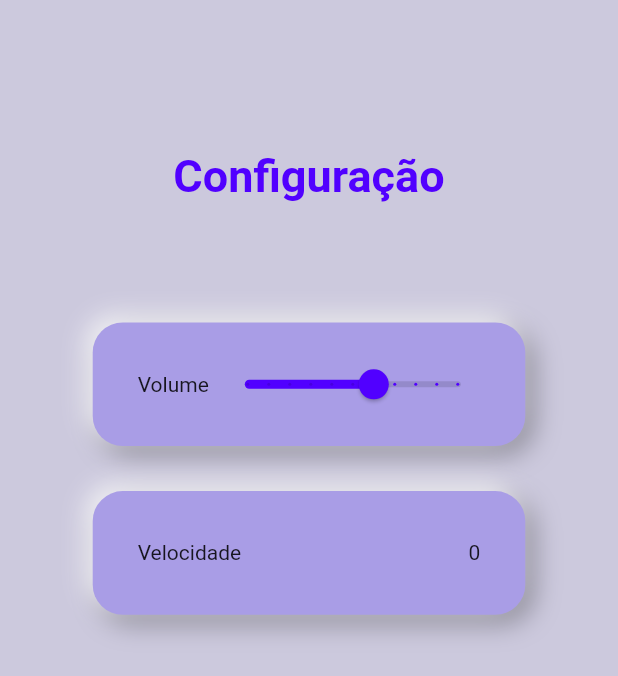
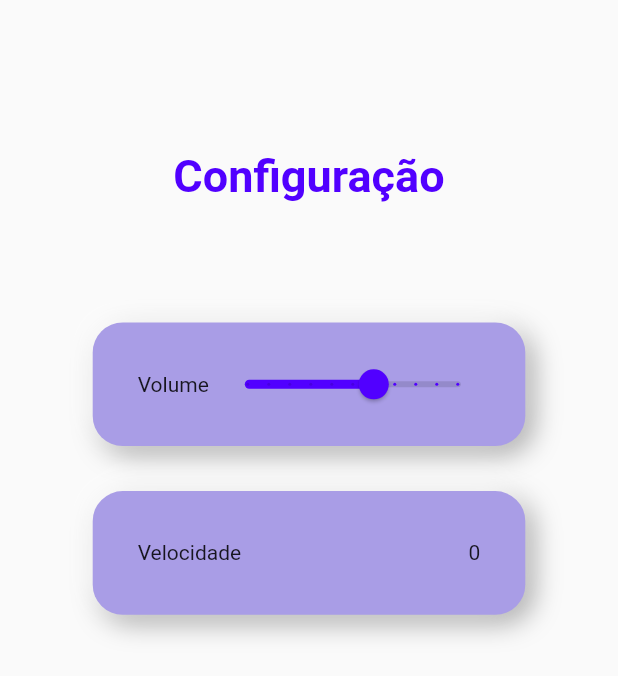
Before and after one commit to paulatalim/Iris, a Flutter app: the screen it shows after launch, on a phone screen of 412 x 824 dp. Shown: the top 676 px of the screen. Run offline on Flutter 3.47's test engine with Material 2 defaults, Android fonts, the light colour scheme and no system bars; our stand-ins replace google_fonts; Roboto replaces fonts that are missing (Poppins).

Commit message:
mudanca estrutural do codigo

```diff
--- a/lib/configuracao.dart
+++ b/lib/configuracao.dart
@@ -1,4 +1,5 @@
 import 'package:flutter/material.dart';
+import 'package:google_fonts/google_fonts.dart';
 
 class Configuracao extends StatefulWidget {
   const Configuracao({super.key});
@@ -10,10 +11,14 @@ class Configuracao extends StatefulWidget {
 class _ConfiguracaoState extends State<Configuracao> {
   double valor = 50;
 
+  List<Color> backgroundColor = [Colors.red, Colors.blue];
+
   @override
   Widget build(BuildContext context) {
-    return Scaffold(
-      backgroundColor: const Color.fromARGB(255, 204, 201, 221),
+    return Container(
+      decoration: const BoxDecoration(color: Colors.pink),
+      child: Scaffold(
+        // backgroundColor: const Color.fromARGB(255, 204, 201, 221),
         body: Center(
           child: Column(
             mainAxisAlignment: MainAxisAlignment.start,
@@ -114,6 +119,7 @@ class _ConfiguracaoState extends State<Configuracao> {
             ],
           ),
         ),
+      ),
     );
   }
 }
--- a/pubspec.yaml
+++ b/pubspec.yaml
@@ -30,6 +30,7 @@ environment:
 dependencies:
   flutter:
     sdk: flutter
+  google_fonts: ^6.1.0
 
 
   # The following adds the Cupertino Icons font to your application.
```
Also changed, not shown: pubspec.lock, 1 other file. Lines whose indentation alone changed are shown as unchanged.
